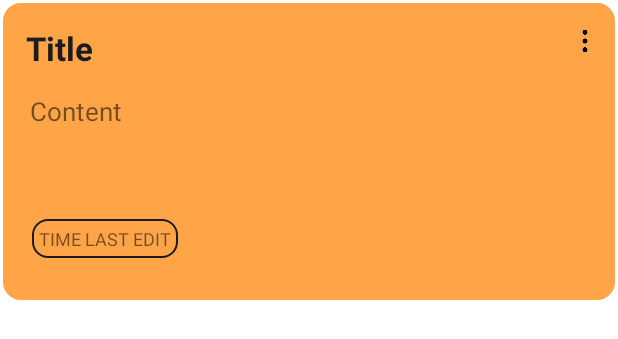
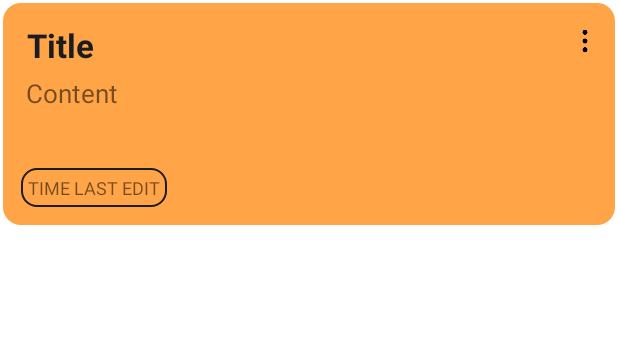
Before and after one commit to ngvtu/NoteApp, an Android app: the layout line_note.xml on its own in the app's theme, with its tools: preview values and no code run, on a phone screen of 412 x 824 dp. Shown: the top 339 px of the screen. Run offline under Robolectric (Android 15) with nearby library versions, the phone set to English and light mode, and no system bars.

Commit message:
Add note use ROOM Database

```diff
--- a/app/build.gradle
+++ b/app/build.gradle
@@ -29,6 +29,8 @@ android {
 }
 
 dependencies {
+    implementation "androidx.room:room-runtime:2.4.3"
+    annotationProcessor "androidx.room:room-compiler:2.4.3"
     implementation 'com.github.f0ris.sweetalert:library:1.6.2'
     implementation 'androidx.appcompat:appcompat:1.5.1'
     implementation 'com.google.android.material:material:1.7.0'
--- /dev/null
+++ b/app/src/main/java/vietmobi/net/noteapp/RecyclerViewInterface.java
@@ -0,0 +1,6 @@
+package vietmobi.net.noteapp;
+
+public interface RecyclerViewInterface {
+    void onItemClick(int position);
+    void onItemLongClick(int position);
+}
--- a/app/src/main/res/layout/activity_add_note.xml
+++ b/app/src/main/res/layout/activity_add_note.xml
@@ -58,7 +58,7 @@
             android:inputType="textPersonName"
             android:padding="10dp"
             style="@style/CustomEditTextTheme"
-            android:textSize="25dp" />
+            android:textSize="25sp" />
 
         <EditText
             android:id="@+id/edtContent"
@@ -67,6 +67,7 @@
             android:layout_marginTop="10dp"
             android:background="@drawable/bg_border_clean"
             android:gravity="start|top"
+            android:textSize="17sp"
             style="@style/CustomEditTextTheme"
             android:hint="Nhập một cái gì đó..."
             android:inputType="textMultiLine"
--- a/app/src/main/res/layout/line_note.xml
+++ b/app/src/main/res/layout/line_note.xml
@@ -2,7 +2,7 @@
 <RelativeLayout xmlns:android="http://schemas.android.com/apk/res/android"
     xmlns:app="http://schemas.android.com/apk/res-auto"
     android:layout_width="match_parent"
-    android:layout_height="200dp"
+    android:layout_height="150dp"
     android:layout_margin="2dp"
     android:backgroundTint="@color/orange"
     android:background="@drawable/bg_border_clean">
@@ -13,9 +13,9 @@
         android:layout_height="wrap_content"
         android:layout_alignParentStart="true"
         android:layout_alignParentTop="true"
-        android:layout_marginStart="15dp"
-        android:layout_marginTop="15dp"
-        android:layout_marginEnd="68dp"
+        android:layout_marginStart="16dp"
+        android:layout_marginTop="13dp"
+        android:layout_marginEnd="67dp"
         android:layout_toStartOf="@+id/btnMenu"
         android:text="Title"
         android:textColor="@color/black"
@@ -25,14 +25,14 @@
     <TextView
         android:id="@+id/tvContent"
         android:layout_width="wrap_content"
-        android:layout_height="75dp"
+        android:layout_height="54dp"
         android:layout_alignParentStart="true"
         android:layout_alignParentTop="true"
         android:layout_alignParentEnd="true"
         android:layout_centerInParent="true"
-        android:layout_marginStart="18dp"
-        android:layout_marginTop="60dp"
-        android:layout_marginEnd="38dp"
+        android:layout_marginStart="15dp"
+        android:layout_marginTop="48dp"
+        android:layout_marginEnd="41dp"
         android:text="Content"
         android:textSize="17sp" />
 
@@ -42,8 +42,8 @@
         android:layout_height="wrap_content"
         android:layout_alignParentStart="true"
         android:layout_alignParentTop="true"
-        android:layout_marginStart="19dp"
-        android:layout_marginTop="144dp"
+        android:layout_marginStart="12dp"
+        android:layout_marginTop="110dp"
         android:background="@drawable/bg_boder_time"
         android:text="TIME LAST EDIT"
         android:textSize="12sp" />
```
Also changed, not shown: app/src/main/java/vietmobi/net/noteapp/activity/AddNoteActivity.java (+32 -6 lines), app/src/main/java/vietmobi/net/noteapp/adapter/NoteAdapter.java (+37 -9 lines), app/src/main/java/vietmobi/net/noteapp/database/NoteDAO.java (added, +21 -0 lines), app/src/main/java/vietmobi/net/noteapp/database/NoteDatabase.java (added, +28 -0 lines), app/src/main/java/vietmobi/net/noteapp/fragment/AllNoteFragment.java (+29 -17 lines), app/src/main/java/vietmobi/net/noteapp/model/Note.java (+17 -1 lines).
